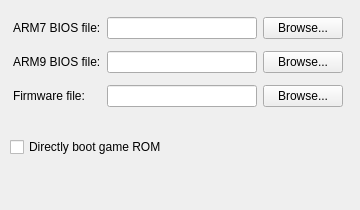
The window that src/configwindow.ui (PSI-Rockin/CorgiDS) describes before a commit, drawn with Qt 5.
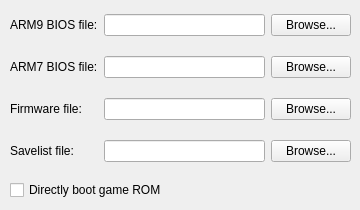
The same window after the commit.

What changed in the file:
```diff
--- a/src/configwindow.ui
+++ b/src/configwindow.ui
@@ -17,7 +17,7 @@
    <property name="geometry">
     <rect>
      <x>10</x>
-     <y>137</y>
+     <y>180</y>
      <width>291</width>
      <height>20</height>
     </rect>
@@ -29,30 +29,13 @@
   <widget class="QWidget" name="layoutWidget">
    <property name="geometry">
     <rect>
-     <x>13</x>
-     <y>11</y>
-     <width>330</width>
-     <height>103</height>
+     <x>10</x>
+     <y>0</y>
+     <width>341</width>
+     <height>178</height>
     </rect>
    </property>
    <layout class="QGridLayout" name="gridLayout">
-    <item row="0" column="0">
-     <widget class="QLabel" name="label">
-      <property name="text">
-       <string>ARM7 BIOS file:</string>
-      </property>
-     </widget>
-    </item>
-    <item row="0" column="1">
-     <widget class="QLineEdit" name="arm7_BIOS_name"/>
-    </item>
-    <item row="0" column="2">
-     <widget class="QPushButton" name="find_arm7_BIOS">
-      <property name="text">
-       <string>Browse...</string>
-      </property>
-     </widget>
-    </item>
     <item row="1" column="0">
      <widget class="QLabel" name="label_2">
       <property name="text">
@@ -60,17 +43,31 @@
       </property>
      </widget>
     </item>
-    <item row="1" column="1">
-     <widget class="QLineEdit" name="arm9_BIOS_name"/>
+    <item row="4" column="1">
+     <widget class="QLineEdit" name="savelist_name">
+      <property name="readOnly">
+       <bool>true</bool>
+      </property>
+     </widget>
     </item>
-    <item row="1" column="2">
-     <widget class="QPushButton" name="find_arm9_BIOS">
+    <item row="3" column="1">
+     <widget class="QLineEdit" name="firmware_name"/>
+    </item>
+    <item row="4" column="0">
+     <widget class="QLabel" name="label_4">
       <property name="text">
-       <string>Browse...</string>
+       <string>Savelist file:</string>
       </property>
      </widget>
     </item>
     <item row="2" column="0">
+     <widget class="QLabel" name="label">
+      <property name="text">
+       <string>ARM7 BIOS file:</string>
+      </property>
+     </widget>
+    </item>
+    <item row="3" column="0">
      <widget class="QLabel" name="label_3">
       <property name="text">
        <string>Firmware file:</string>
@@ -78,15 +75,39 @@
      </widget>
     </item>
     <item row="2" column="1">
-     <widget class="QLineEdit" name="firmware_name"/>
+     <widget class="QLineEdit" name="arm9_BIOS_name"/>
+    </item>
+    <item row="1" column="1">
+     <widget class="QLineEdit" name="arm7_BIOS_name"/>
+    </item>
+    <item row="1" column="2">
+     <widget class="QPushButton" name="find_arm7_BIOS">
+      <property name="text">
+       <string>Browse...</string>
+      </property>
+     </widget>
     </item>
     <item row="2" column="2">
+     <widget class="QPushButton" name="find_arm9_BIOS">
+      <property name="text">
+       <string>Browse...</string>
+      </property>
+     </widget>
+    </item>
+    <item row="3" column="2">
      <widget class="QPushButton" name="find_firmware">
       <property name="text">
        <string>Browse...</string>
       </property>
      </widget>
     </item>
+    <item row="4" column="2">
+     <widget class="QPushButton" name="find_savelist">
+      <property name="text">
+       <string>Browse...</string>
+      </property>
+     </widget>
+    </item>
    </layout>
   </widget>
  </widget>
```
Left out of the diff: 2 changed lines with no effect on the pictures.
